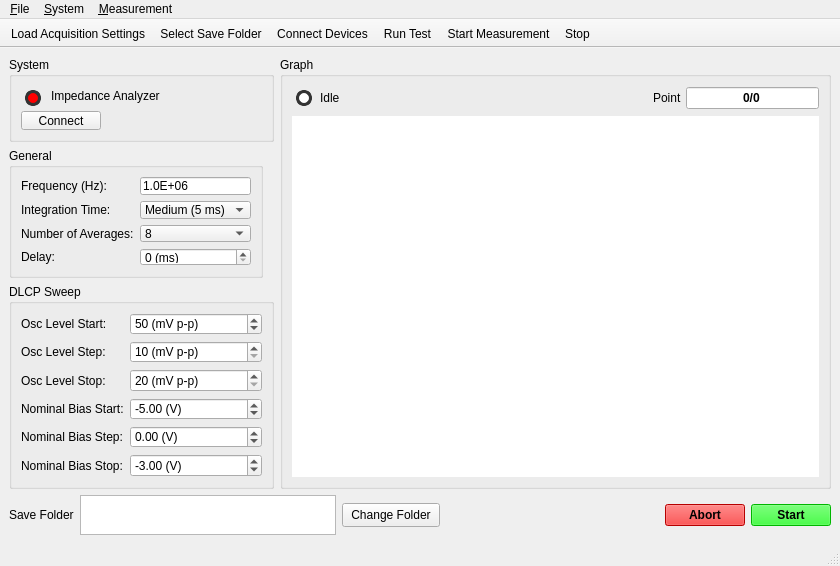
The window that dlcpgui/dlcpgui.ui (erickmartinez/pydlcp) describes before a commit, drawn with Qt 5.
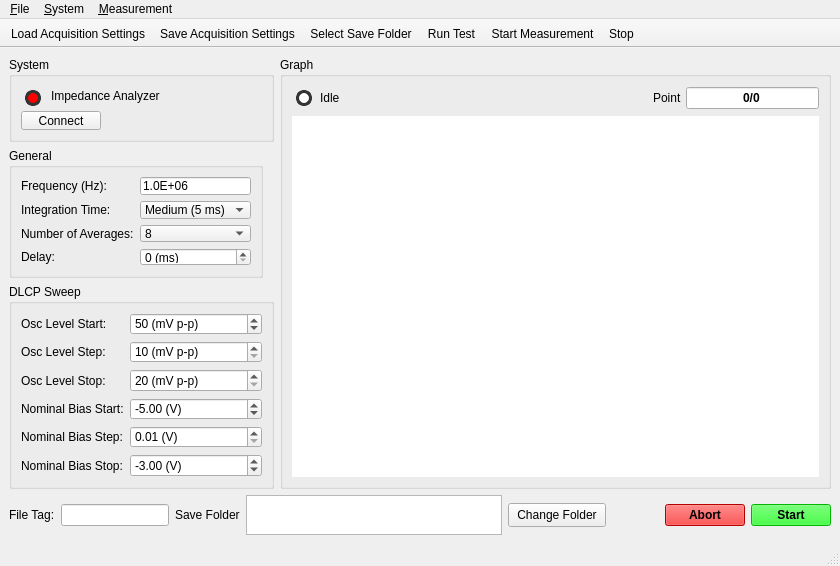
The same window after the commit. Icons and pictures are not drawn.

```diff
--- a/dlcpgui/dlcpgui.ui
+++ b/dlcpgui/dlcpgui.ui
@@ -491,11 +491,14 @@
                <property name="toolTip">
                 <string>&lt;html&gt;&lt;head/&gt;&lt;body&gt;&lt;p&gt;The nominal bias step value in V.&lt;/p&gt;&lt;/body&gt;&lt;/html&gt;</string>
                </property>
+               <property name="prefix">
+                <string notr="true"/>
+               </property>
                <property name="suffix">
                 <string> (V)</string>
                </property>
                <property name="minimum">
-                <double>-1.000000000000000</double>
+                <double>0.010000000000000</double>
                </property>
                <property name="maximum">
                 <double>1.000000000000000</double>
@@ -706,6 +709,23 @@
     </item>
     <item>
      <layout class="QHBoxLayout" name="horizontalLayout_start">
+      <item>
+       <widget class="QLabel" name="label_FileTag">
+        <property name="text">
+         <string>File Tag:</string>
+        </property>
+        <property name="buddy">
+         <cstring>lineEdit_FileTag</cstring>
+        </property>
+       </widget>
+      </item>
+      <item>
+       <widget class="QLineEdit" name="lineEdit_FileTag">
+        <property name="inputMask">
+         <string notr="true"/>
+        </property>
+       </widget>
+      </item>
       <item>
        <widget class="QLabel" name="label_Storge">
         <property name="text">
@@ -867,8 +887,8 @@
     <bool>false</bool>
    </attribute>
    <addaction name="action_Load_Acquisition_Settings"/>
+   <addaction name="actionS_ave_Acquisition_Settings"/>
    <addaction name="actionSelect_Save_F_older"/>
-   <addaction name="action_Connect_Devices"/>
    <addaction name="actionTest"/>
    <addaction name="actionStart"/>
    <addaction name="actionSto_p"/>
@@ -961,6 +981,15 @@
     <string>Select Save &amp;Folder</string>
    </property>
   </action>
+  <action name="actionS_ave_Acquisition_Settings">
+   <property name="icon">
+    <iconset resource="dlcp_images.qrc">
+     <normaloff>:/icons/images/floppy-diskette-with-pen.png</normaloff>:/icons/images/floppy-diskette-with-pen.png</iconset>
+   </property>
+   <property name="text">
+    <string>&amp;Save Acquisition Settings</string>
+   </property>
+  </action>
  </widget>
  <tabstops>
   <tabstop>pushButton_Power</tabstop>
```
Left out of the diff: 85 changed lines with no effect on the pictures.
